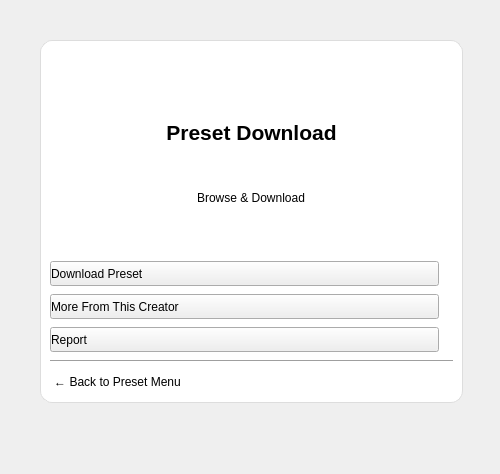
Old version of the form ui files/eg_preset_download.ui in the repository brettrjh/enable-games-local.
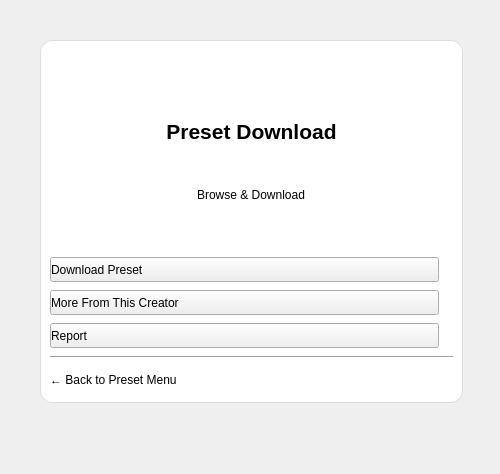
New version of the form. Icons and pictures are not drawn.

Commit message:
Changed Back Buttons Name
Forgot to change this when I was changing names around to better fit descriptions. Adds the hover functionality back to what it was for the preset menus buttons.

What changed in the file:
```diff
--- a/ui files/eg_preset_download.ui
+++ b/ui files/eg_preset_download.ui
@@ -202,7 +202,7 @@
          </property>
          <property name="styleSheet">
           <string notr="true">
-            #btnBack {
+            #btnBackToPreset {
                 border: none;
                 background: transparent;
                 text-align: left;
```
Left out of the diff: 2 changed lines with no effect on the pictures. The commit also changes 1 other file.
